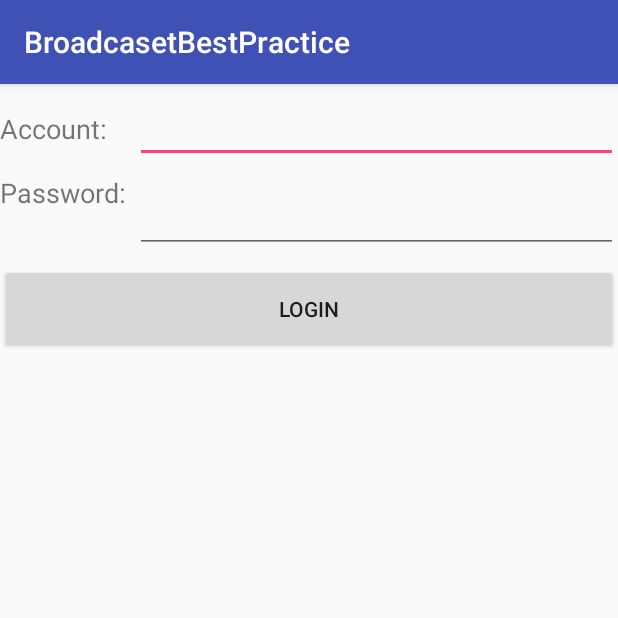
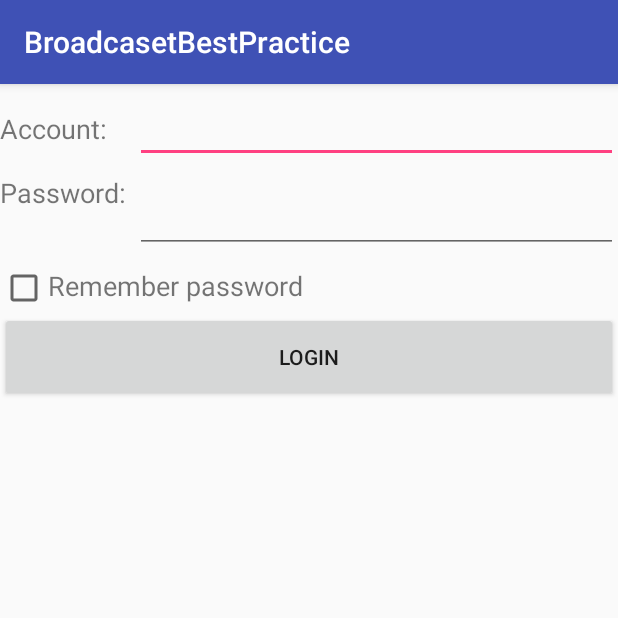
Before and after one commit to XinyuJiang/AndroidPractice, an Android app: the screen it shows after launch (LoginActivity), on a phone screen of 412 x 824 dp, the top half of it. Run offline under Robolectric (Android 15) with nearby library versions, the phone set to English and light mode, and no system bars.

Commit message:
Best Broadcast Practice about login and force_logoff(add restorer password version)

```diff
--- a/BroadcasetBestPractice/app/src/main/java/com/xinyujiang/broadcasetbestpractice/LoginActivity.java
+++ b/BroadcasetBestPractice/app/src/main/java/com/xinyujiang/broadcasetbestpractice/LoginActivity.java
@@ -1,10 +1,13 @@
 package com.xinyujiang.broadcasetbestpractice;
 
 import android.content.Intent;
+import android.content.SharedPreferences;
 import android.os.Bundle;
+import android.preference.PreferenceManager;
 import android.support.annotation.Nullable;
 import android.view.View;
 import android.widget.Button;
+import android.widget.CheckBox;
 import android.widget.EditText;
 import android.widget.Toast;
 
@@ -16,19 +19,36 @@ import java.io.ByteArrayInputStream;
 
 public class LoginActivity extends BaseActivity{
 
+    private SharedPreferences pref;
+
+    private SharedPreferences.Editor editor;
+
     private EditText accountEdit;
 
     private EditText passwordEdit;
 
     private Button login;
 
+    private CheckBox rememberPass;
+
     @Override
     protected void onCreate(@Nullable Bundle savedInstanceState) {
         super.onCreate(savedInstanceState);
         setContentView(R.layout.activity_login);
+        pref = PreferenceManager.getDefaultSharedPreferences(this);
         accountEdit = (EditText) findViewById(R.id.account);
         passwordEdit = (EditText) findViewById(R.id.password);
+        rememberPass = (CheckBox) findViewById(R.id.remember_pass);
         login = (Button) findViewById(R.id.login);
+        boolean isRemember = pref.getBoolean("remember_password",false);
+        if(isRemember){
+            //将账号和密码都设置到文本框中
+            String account = pref.getString("account", "");
+            String password = pref.getString("password","");
+            accountEdit.setText(account);
+            passwordEdit.setText(password);
+            rememberPass.setChecked(true);
+        }
         login.setOnClickListener(new View.OnClickListener(){
             @Override
             public void onClick(View v) {
@@ -36,6 +56,15 @@ public class LoginActivity extends BaseActivity{
                 String password = passwordEdit.getText().toString();
                 //如果账号是admin且密码是123456，就认为登陆成功
                 if (account.equals("admin") && password.equals("123456")){
+                    editor = pref.edit();
+                    if (rememberPass.isChecked()){
+                        editor.putBoolean("remember_password",true);
+                        editor.putString("account",account);
+                        editor.putString("password",password);
+                    }else{
+                     editor.clear();
+                    }
+                    editor.apply();
                     Intent intent = new Intent(LoginActivity.this,MainActivity.class);
                     startActivity(intent);
                     finish();
--- a/BroadcasetBestPractice/app/src/main/res/layout/activity_login.xml
+++ b/BroadcasetBestPractice/app/src/main/res/layout/activity_login.xml
@@ -42,6 +42,22 @@
             android:inputType="textPassword"/>
     </LinearLayout>
 
+    <LinearLayout
+        android:orientation="horizontal"
+        android:layout_width="match_parent"
+        android:layout_height="wrap_content">
+        <CheckBox
+            android:id="@+id/remember_pass"
+            android:layout_width="wrap_content"
+            android:layout_height="wrap_content" />
+
+        <TextView
+            android:layout_width="wrap_content"
+            android:layout_height="wrap_content"
+            android:textSize="18sp"
+            android:text="Remember password"/>
+    </LinearLayout>
+
     <Button
         android:id="@+id/login"
         android:layout_width="match_parent"
```
